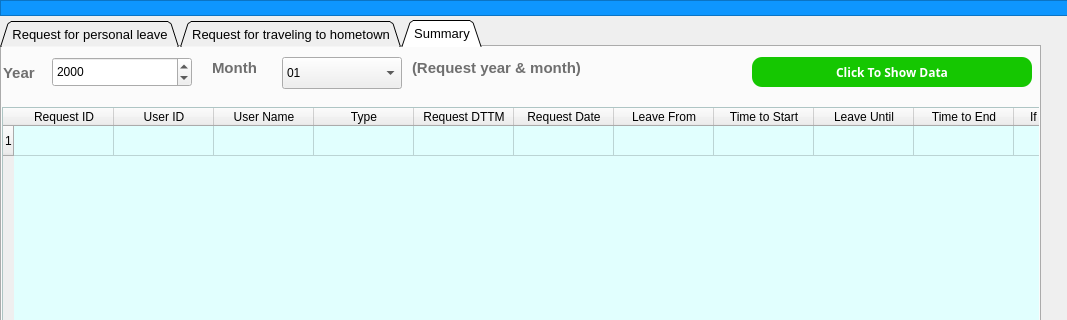
Above: ui_highDPI/askforleave.ui from Josefina-Hernandez/akt_hr_tool before the change; both pictures show x 0 to 1067 and y 0 to 320 of the 1067 by 722 pixel window. Below: the same form after it.
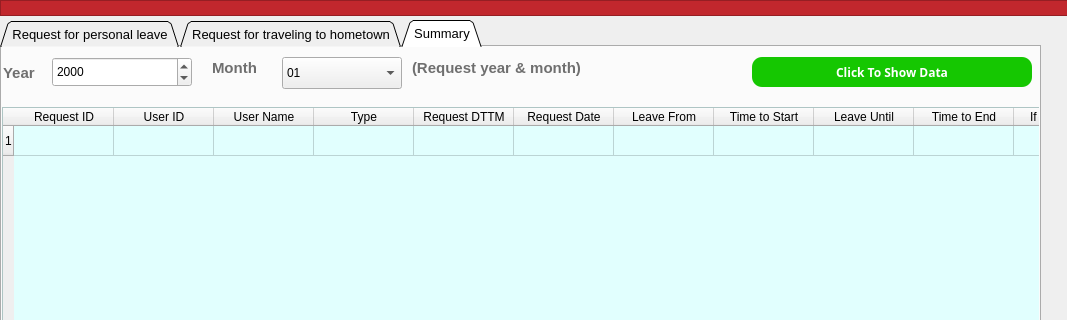
That is the form after the change. The open tabs and pages were chosen to show the change.

The edit to the form file:
```diff
--- a/ui_highDPI/askforleave.ui
+++ b/ui_highDPI/askforleave.ui
@@ -3638,7 +3638,7 @@
     <property name="styleSheet">
      <string notr="true">QFrame
 {
-	background-color:rgb(14 , 150 , 254);
+	background-color:#C1272D;
 
 }</string>
     </property>
```
Left out of the diff: 4 changed lines with no effect on the pictures.
